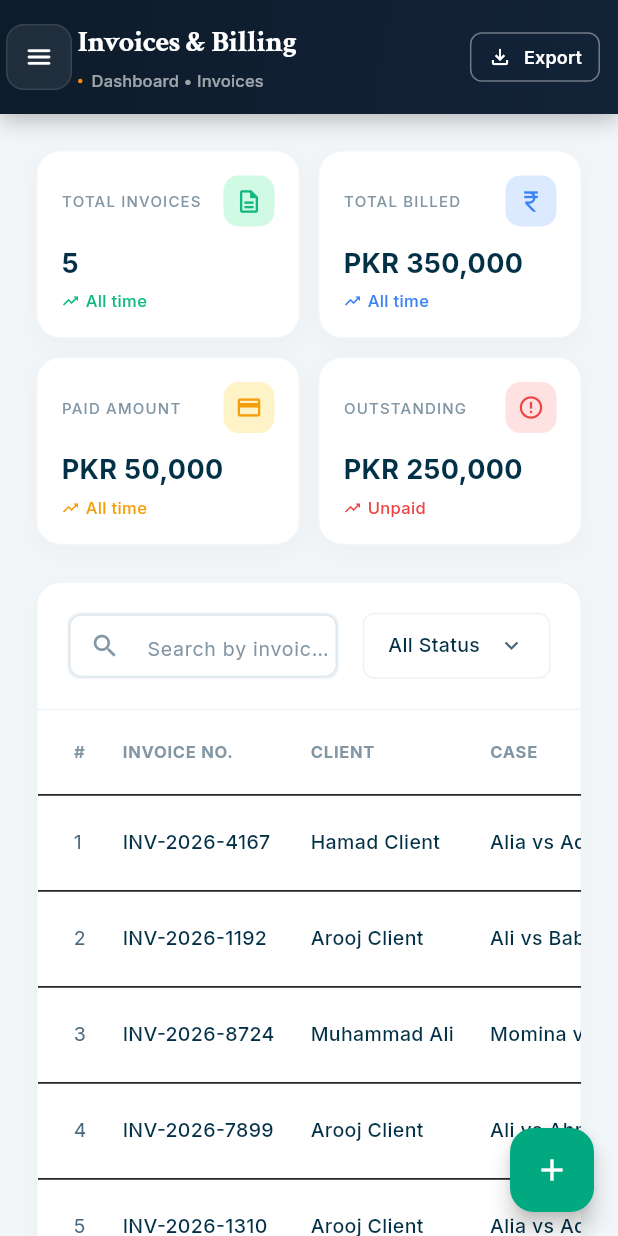
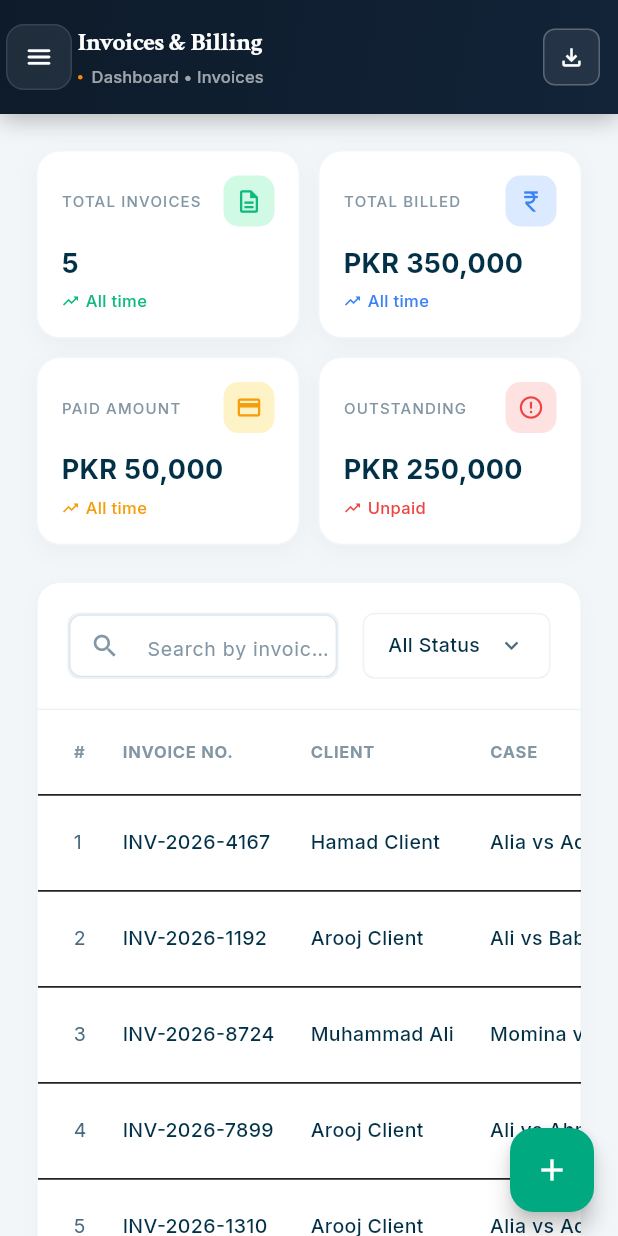
Before and after one commit to Mahnoor-Akhtar/qanomy_app, a Flutter app: the InvoicesScreen screen opened directly, on a phone screen of 412 x 824 dp. Run offline on Flutter 3.47's test engine with Material 3 defaults, Android fonts, the phone set to English and light mode, and no system bars; our stand-ins replace fl_chart, flutter_animate, google_fonts.

Commit message:
fix: make QanomyAppBar actions collapse to icon-only on mobile to prevent overflow

```diff
--- a/lib/core/widgets/qanomy_app_bar.dart
+++ b/lib/core/widgets/qanomy_app_bar.dart
@@ -90,7 +90,7 @@ class QanomyAppBar extends StatelessWidget implements PreferredSizeWidget {
                           title,
                           style: AppTypography.header.copyWith(
                             color: Colors.white,
-                            fontSize: isMobile ? 20 : 22,
+                            fontSize: isMobile ? 17 : 22,
                             fontWeight: FontWeight.bold,
                             letterSpacing: -0.3,
                           ),
@@ -189,7 +189,26 @@ class QanomyAppBarButton extends StatelessWidget {
 
   @override
   Widget build(BuildContext context) {
+    final isMobile = Responsive.isMobile(context);
     final c = color ?? Colors.white;
+
+    if (isMobile) {
+      return InkWell(
+        onTap: onPressed,
+        borderRadius: BorderRadius.circular(8),
+        child: Container(
+          width: 38,
+          height: 38,
+          decoration: BoxDecoration(
+            color: c.withOpacity(0.08),
+            borderRadius: BorderRadius.circular(8),
+            border: Border.all(color: c.withOpacity(0.25)),
+          ),
+          child: Icon(icon, color: c, size: 18),
+        ),
+      );
+    }
+
     return OutlinedButton.icon(
       onPressed: onPressed,
       icon: Icon(icon, size: 16, color: c),
```
